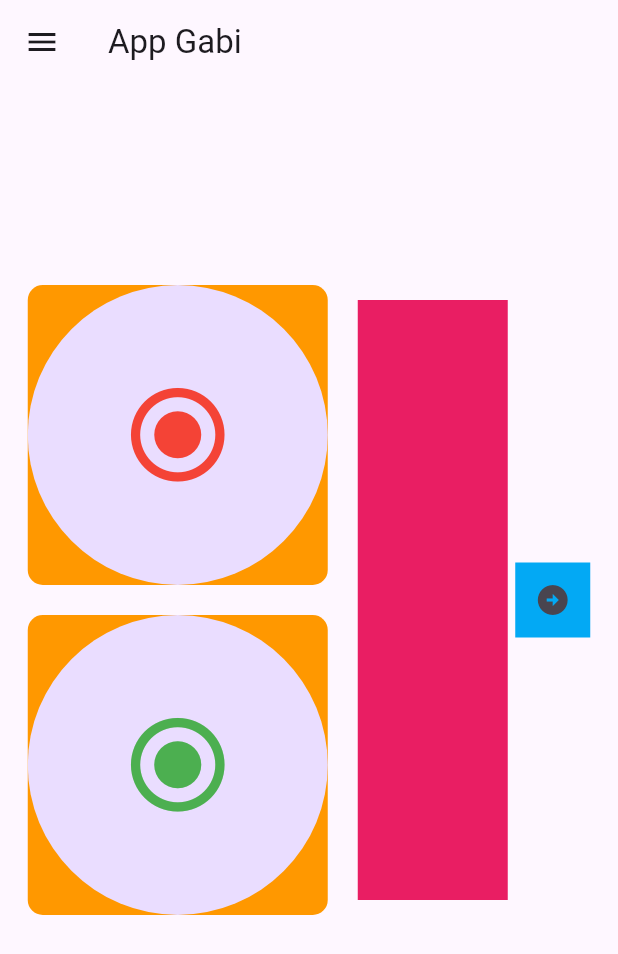
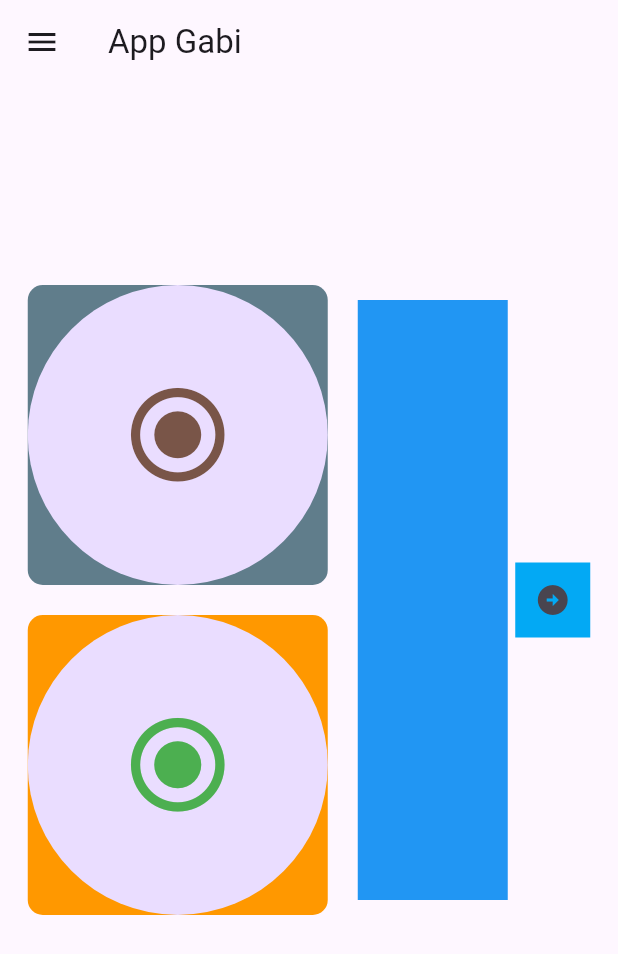
Before and after one commit to GSaad7/primera_fl, a Flutter app: the screen it shows after launch, on a phone screen of 412 x 824 dp. Shown: the top 954 px of the screen. Run offline on Flutter 3.47's test engine with Material 3 defaults, Android fonts, the phone set to English and light mode, and no system bars.

Commit message:
second commit

```diff
--- a/lib/src/presentation/components/boton_grande_component.dart
+++ b/lib/src/presentation/components/boton_grande_component.dart
@@ -10,7 +10,7 @@ class BotonGrandeComponent extends StatelessWidget {
     return Container(
       height: 400,
       width: 100,
-      color: Colors.pink,
+      color: Colors.blue,
     );
   }
 }
--- a/lib/src/presentation/components/botones_component.dart
+++ b/lib/src/presentation/components/botones_component.dart
@@ -17,7 +17,7 @@ class BotonesComponent extends StatelessWidget {
             width: 200,
 
             decoration: BoxDecoration(
-              color: Colors.orange,
+              color: Colors.blueGrey,
               borderRadius: BorderRadius.circular(10.0)  ,
 
             ),
@@ -26,7 +26,7 @@ class BotonesComponent extends StatelessWidget {
               width: 100,
               child: CircleAvatar(
                 radius: 100,
-                child: Icon(Icons.radio_button_checked, size: 75, color: Colors.red,),
+                child: Icon(Icons.radio_button_checked, size: 75, color: Colors.brown,),
               ),
             )
 
--- a/lib/src/presentation/screens/segunda_screen.dart
+++ b/lib/src/presentation/screens/segunda_screen.dart
@@ -8,7 +8,7 @@ class SegundaScreen extends StatelessWidget {
     return Scaffold(
       appBar: AppBar(title: Text('Pantalla amarilla'),),
       body: Container(
-        color: Colors.amber,
+        color: Colors.purple,
       ),
     );
   }
```
